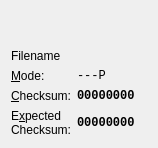
Above: src/mcrecover/ui/MemCardFileView.ui from GerbilSoft/mcrecover before the change. Below: the same form after it.
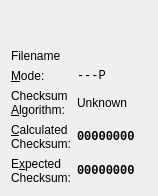
That is the form after the change.

Commit message:
MemCardFileView: Display the checksum algorithm.
Removed the yellow "Unknown" text for calculated checksum,
since the checksum algorithm is now set to "Unknown" if the
checksum algorithm isn't known.

Patch:
```diff
--- a/src/mcrecover/ui/MemCardFileView.ui
+++ b/src/mcrecover/ui/MemCardFileView.ui
@@ -7,7 +7,7 @@
     <x>0</x>
     <y>0</y>
     <width>158</width>
-    <height>138</height>
+    <height>190</height>
    </rect>
   </property>
   <layout class="QFormLayout" name="formLayout">
@@ -140,43 +140,44 @@
      </property>
     </widget>
    </item>
-   <item row="3" column="0">
-    <widget class="QLabel" name="lblChecksumTitle">
-     <property name="text">
-      <string>&amp;Checksum:</string>
-     </property>
-     <property name="textFormat">
-      <enum>Qt::PlainText</enum>
-     </property>
-     <property name="alignment">
-      <set>Qt::AlignLeading|Qt::AlignLeft|Qt::AlignTop</set>
-     </property>
-     <property name="buddy">
-      <cstring>lblChecksum</cstring>
-     </property>
-    </widget>
-   </item>
-   <item row="3" column="1">
-    <widget class="QLabel" name="lblChecksum">
-     <property name="font">
-      <font>
-       <family>Monospace</family>
-       <weight>75</weight>
-       <bold>true</bold>
-      </font>
-     </property>
-     <property name="text">
-      <string notr="true">00000000</string>
-     </property>
-     <property name="textFormat">
-      <enum>Qt::RichText</enum>
-     </property>
-     <property name="textInteractionFlags">
-      <set>Qt::LinksAccessibleByMouse|Qt::TextSelectableByKeyboard|Qt::TextSelectableByMouse</set>
-     </property>
-    </widget>
-   </item>
    <item row="4" column="0">
+    <widget class="QLabel" name="lblChecksumActualTitle">
+     <property name="text">
+      <string>&amp;Calculated
+Checksum:</string>
+     </property>
+     <property name="textFormat">
+      <enum>Qt::PlainText</enum>
+     </property>
+     <property name="alignment">
+      <set>Qt::AlignLeading|Qt::AlignLeft|Qt::AlignTop</set>
+     </property>
+     <property name="buddy">
+      <cstring>lblChecksumActual</cstring>
+     </property>
+    </widget>
+   </item>
+   <item row="4" column="1">
+    <widget class="QLabel" name="lblChecksumActual">
+     <property name="font">
+      <font>
+       <family>Monospace</family>
+       <weight>75</weight>
+       <bold>true</bold>
+      </font>
+     </property>
+     <property name="text">
+      <string notr="true">00000000</string>
+     </property>
+     <property name="textFormat">
+      <enum>Qt::RichText</enum>
+     </property>
+     <property name="textInteractionFlags">
+      <set>Qt::LinksAccessibleByMouse|Qt::TextSelectableByKeyboard|Qt::TextSelectableByMouse</set>
+     </property>
+    </widget>
+   </item>
+   <item row="5" column="0">
     <widget class="QLabel" name="lblChecksumExpectedTitle">
      <property name="text">
       <string>E&amp;xpected
@@ -196,7 +197,7 @@
      </property>
     </widget>
    </item>
-   <item row="4" column="1">
+   <item row="5" column="1">
     <widget class="QLabel" name="lblChecksumExpected">
      <property name="font">
       <font>
@@ -216,6 +217,33 @@
      </property>
     </widget>
    </item>
+   <item row="3" column="0">
+    <widget class="QLabel" name="lblChecksumAlgorithmTitle">
+     <property name="text">
+      <string>Checksum
+&amp;Algorithm:</string>
+     </property>
+     <property name="textFormat">
+      <enum>Qt::PlainText</enum>
+     </property>
+     <property name="buddy">
+      <cstring>lblChecksumAlgorithm</cstring>
+     </property>
+    </widget>
+   </item>
+   <item row="3" column="1">
+    <widget class="QLabel" name="lblChecksumAlgorithm">
+     <property name="text">
+      <string notr="true">Unknown</string>
+     </property>
+     <property name="textFormat">
+      <enum>Qt::PlainText</enum>
+     </property>
+     <property name="textInteractionFlags">
+      <set>Qt::LinksAccessibleByMouse|Qt::TextSelectableByKeyboard|Qt::TextSelectableByMouse</set>
+     </property>
+    </widget>
+   </item>
   </layout>
  </widget>
  <resources/>
```
The commit also changes 3 other files.
